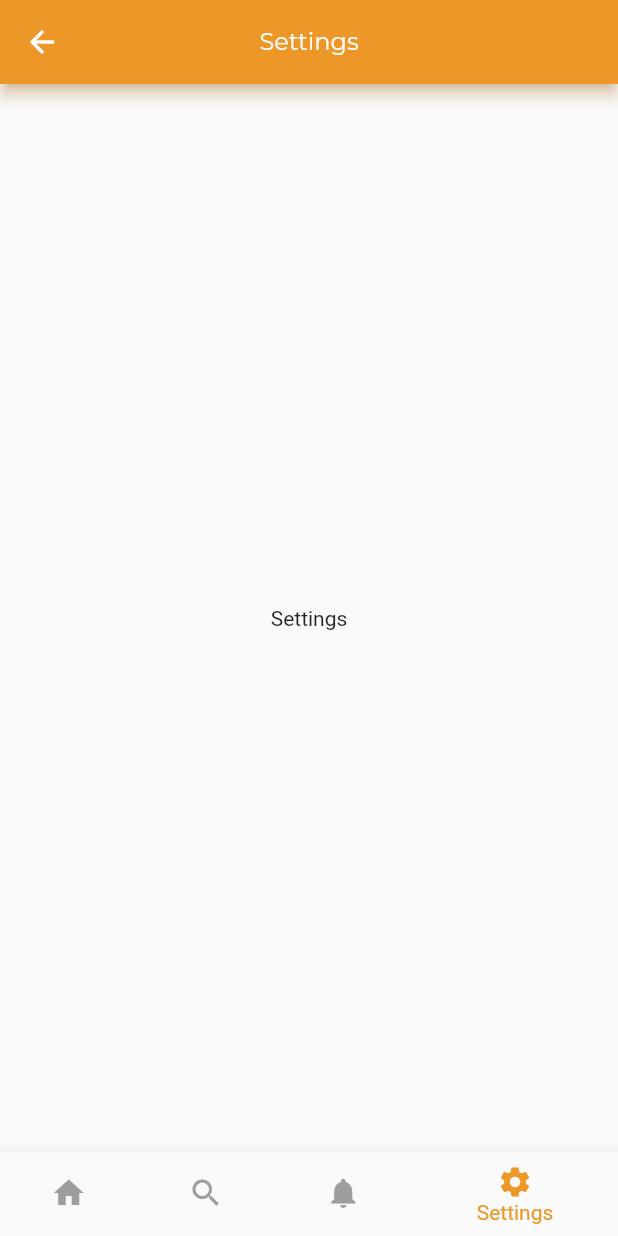
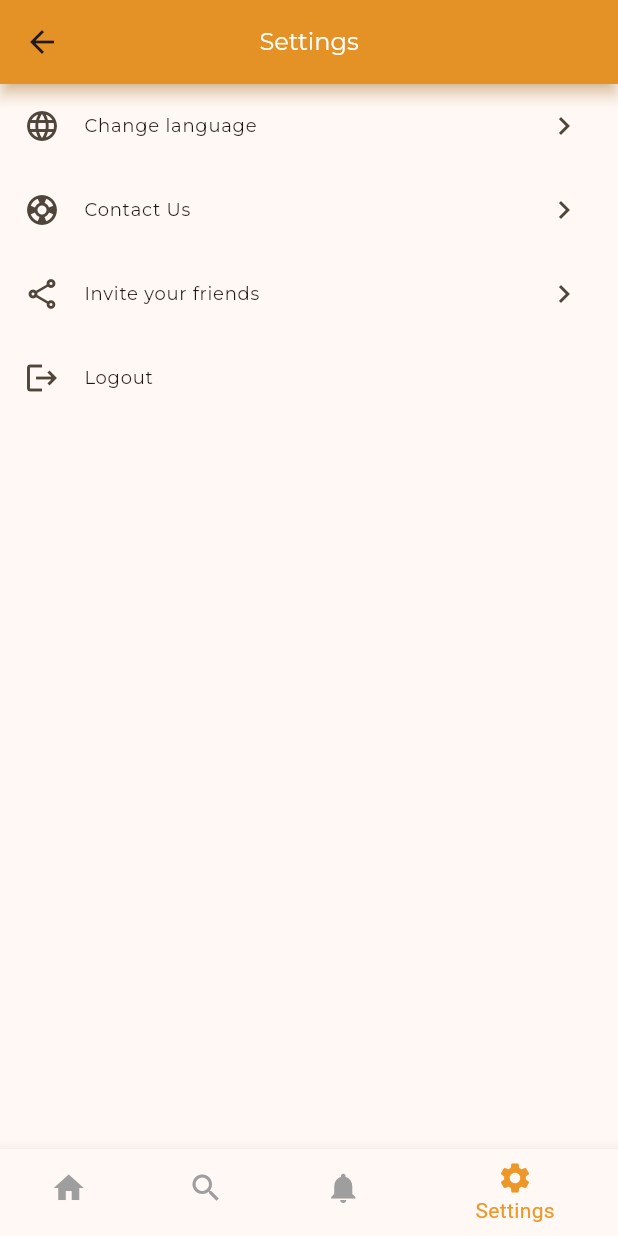
Before and after one commit to pedro-afk/clean-architecture-flutter-app, a Flutter app: the MainView screen opened by its route, item 4 of the bottom bar chosen, on a phone screen of 412 x 824 dp. Run offline on Flutter 3.47's test engine with Material 3 defaults, Android fonts, the phone set to English and light mode, and no system bars; our stand-ins replace carousel_slider, country_code_picker, dartz, device_info, dio, flutter_svg and 8 more; accounts and stored records are empty; generated files the repository leaves out were written again; network calls fail; project files that could hold a hidden picture were left out.

Commit message:
start code ui settings

```diff
--- a/lib/presentation/main/settings_page.dart
+++ b/lib/presentation/main/settings_page.dart
@@ -11,6 +11,32 @@ class SettingsPage extends StatefulWidget {
 class _SettingsPageState extends State<SettingsPage> {
   @override
   Widget build(BuildContext context) {
-    return const Center(child: Text(AppStrings.settings));
+    return Column(
+      children: [
+        ListTile(
+          leading: const Icon(Icons.language),
+          title: const Text(AppStrings.changeLanguage),
+          trailing: const Icon(Icons.navigate_next),
+          onTap: () {},
+        ),
+        ListTile(
+          leading: const Icon(Icons.support),
+          title: const Text(AppStrings.contactUs),
+          trailing: const Icon(Icons.navigate_next),
+          onTap: () {},
+        ),
+        ListTile(
+          leading: const Icon(Icons.share_outlined),
+          title: const Text(AppStrings.invite),
+          trailing: const Icon(Icons.navigate_next),
+          onTap: () {},
+        ),
+        ListTile(
+          leading: const Icon(Icons.logout),
+          title: const Text(AppStrings.logout),
+          onTap: () {},
+        ),
+      ],
+    );
   }
 }
--- a/lib/presentation/resources/strings_manager.dart
+++ b/lib/presentation/resources/strings_manager.dart
@@ -47,4 +47,9 @@ class AppStrings {
   static const String about = "About Store";
   static const String storeDetails = "Store details";
   static const String noDetails = "No details";
+
+  static const String changeLanguage = "Change language";
+  static const String contactUs = "Contact Us";
+  static const String invite = "Invite your friends";
+  static const String logout = "Logout";
 }
--- a/lib/presentation/resources/theme_manager.dart
+++ b/lib/presentation/resources/theme_manager.dart
@@ -6,7 +6,7 @@ import 'package:flutter/material.dart';
 
 ThemeData getApplicationTheme() {
   return ThemeData(
-    useMaterial3: false,
+    useMaterial3: true,
     // main colors of the app
     primaryColorLight: ColorManager.primaryOpacity70,
     primaryColorDark: ColorManager.darkPrimary,
```
